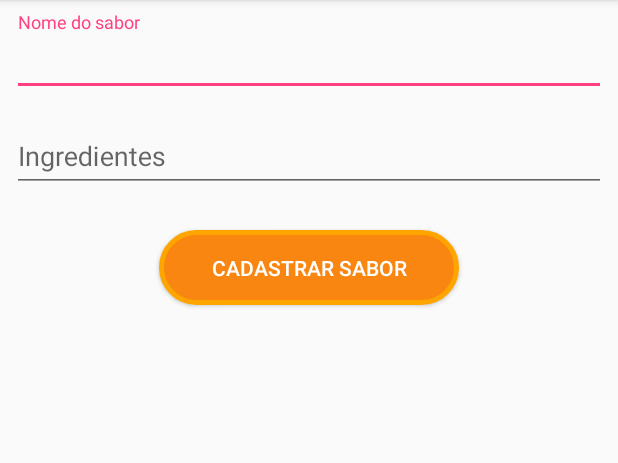
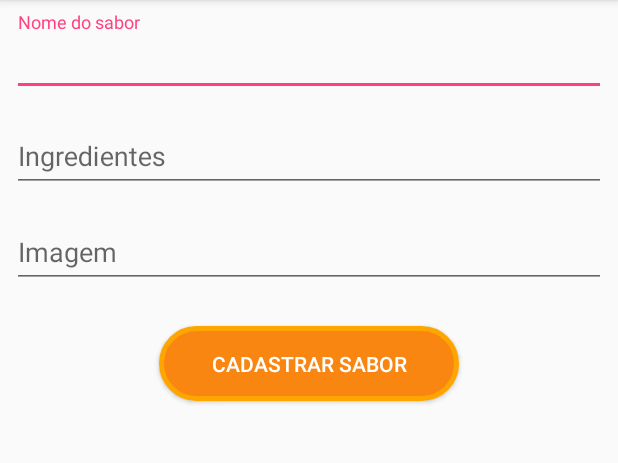
Before and after one commit to marcosandre98/qual_sabor, an Android app: the CadastroSabor screen opened directly, with no data from a screen before it, on a phone screen of 412 x 824 dp, the part 84-547 px from its top. Run offline under Robolectric (Android 15) with nearby library versions, the light colour scheme and no system bars.

Commit message:
Insercao de Cliente, Ingredientes e algumas modificacoes a mais

```diff
--- a/app/src/main/AndroidManifest.xml
+++ b/app/src/main/AndroidManifest.xml
@@ -49,7 +49,7 @@
         <activity android:name=".controller.EscolherSabores" />
         <activity android:name=".controller.ConfirmacaoPedido" />
         <activity android:name=".controller.MenuEmpresa" />
-        <activity android:name=".CadastrarSabores" />
+        <!--<activity android:name=".CadastrarSabores" />-->
         <activity android:name=".controller.ListarSabores" />
         <activity
             android:name=".controller.ConfirmaCadastro"
--- a/app/src/main/java/qualosabor/com/br/qualosabor/controller/CadastroSabor.java
+++ b/app/src/main/java/qualosabor/com/br/qualosabor/controller/CadastroSabor.java
@@ -3,20 +3,43 @@ package qualosabor.com.br.qualosabor.controller;
 import android.content.Intent;
 import android.support.v7.app.AppCompatActivity;
 import android.os.Bundle;
+import android.util.Log;
 import android.view.View;
+import android.widget.Button;
+import android.widget.EditText;
+import android.widget.Toast;
 
 import qualosabor.com.br.qualosabor.R;
+import qualosabor.com.br.qualosabor.dao.CadastroSaborDAO;
+import qualosabor.com.br.qualosabor.dao.CadastroUsuarioDAO;
+import qualosabor.com.br.qualosabor.models.Sabor;
+import qualosabor.com.br.qualosabor.models.Usuario;
 
 public class CadastroSabor extends AppCompatActivity {
+
+    private EditText txtNomeSabor;
+    private EditText txtIngre;
 
     @Override
     protected void onCreate(Bundle savedInstanceState) {
         super.onCreate(savedInstanceState);
         setContentView(R.layout.activity_cadastro_sabor);
+
+        txtNomeSabor = (EditText) CadastroSabor.this.findViewById(R.id.txtNomeSabor);
+        txtIngre = (EditText) CadastroSabor.this.findViewById(R.id.txtIngre);
     }
 
     public void cadastroSabor (View view){ // View V serve para ação de CLICK
-        this.voltar(view);
+        CadastroEmpresa c = new CadastroEmpresa();
+        Sabor sabor = new Sabor(txtNomeSabor.getText().toString(), txtIngre.getText().toString(), null, 1);
+        Log.i("teste", "Usuário" + c.idEmpresa + " Inserido com sucesso!");
+        CadastroSaborDAO cadastroSaborDAO = new CadastroSaborDAO();
+        if (cadastroSaborDAO.insert(sabor)) {
+            Toast.makeText(this, "Sabor cadastrado com sucesso!", Toast.LENGTH_SHORT).show();
+            this.voltar(view);
+        }else{
+            Toast.makeText(this, "Erro ao inserir sabor!", Toast.LENGTH_SHORT).show();
+        }
     }
 
     public void voltar(View view){
--- a/app/src/main/java/qualosabor/com/br/qualosabor/controller/ConfirmaCadastro.java
+++ b/app/src/main/java/qualosabor/com/br/qualosabor/controller/ConfirmaCadastro.java
@@ -4,6 +4,7 @@ import android.content.Intent;
 import android.support.v7.app.AppCompatActivity;
 import android.os.Bundle;
 import android.view.View;
+import android.widget.Toast;
 
 import qualosabor.com.br.qualosabor.R;
 
@@ -16,6 +17,7 @@ public class ConfirmaCadastro extends AppCompatActivity {
     }
 
     public void avancar(View view){
+        Toast.makeText(this,"Empresa confirmada com sucesso!", Toast.LENGTH_SHORT).show();
         Intent abreCadastroUsuario = new Intent(this, CadastroUsuario.class);
         startActivity(abreCadastroUsuario);
     }
--- a/app/src/main/java/qualosabor/com/br/qualosabor/controller/LoginUsuario.java
+++ b/app/src/main/java/qualosabor/com/br/qualosabor/controller/LoginUsuario.java
@@ -52,6 +52,7 @@ public class LoginUsuario extends AppCompatActivity {
                 Toast.makeText(this, "Você cancelou a leitura!", Toast.LENGTH_LONG).show();
             } else {
                 Toast.makeText(this, result.getContents(), Toast.LENGTH_LONG).show();
+                NomeUsuario nomUsu = new NomeUsuario();
                 Intent abreNomeUsuario = new Intent(this, NomeUsuario.class);
                 startActivity(abreNomeUsuario);
             }
--- a/app/src/main/res/layout/activity_cadastro_sabor.xml
+++ b/app/src/main/res/layout/activity_cadastro_sabor.xml
@@ -46,6 +46,25 @@
             android:hint="Ingredientes" />
     </android.support.design.widget.TextInputLayout>
 
+    <android.support.design.widget.TextInputLayout
+        android:id="@+id/lblImagem"
+        android:layout_width="match_parent"
+        android:layout_height="wrap_content"
+        android:layout_marginEnd="8dp"
+        android:layout_marginLeft="8dp"
+        android:layout_marginRight="8dp"
+        android:layout_marginStart="8dp"
+        android:layout_marginTop="8dp"
+        app:layout_constraintEnd_toEndOf="parent"
+        app:layout_constraintTop_toBottomOf="@+id/lblIngre">
+
+        <android.support.design.widget.TextInputEditText
+            android:id="@+id/txtImagem"
+            android:layout_width="match_parent"
+            android:layout_height="wrap_content"
+            android:hint="Imagem" />
+    </android.support.design.widget.TextInputLayout>
+
     <Button
         android:id="@+id/btnPedidoConfir"
         android:layout_width="200dp"
@@ -61,6 +80,6 @@
         android:textColor="#FFFFFF"
         app:layout_constraintEnd_toEndOf="parent"
         app:layout_constraintStart_toStartOf="parent"
-        app:layout_constraintTop_toBottomOf="@+id/lblIngre" />
+        app:layout_constraintTop_toBottomOf="@+id/lblImagem" />
 
 </android.support.constraint.ConstraintLayout>
```
Also changed, not shown: app/src/main/java/qualosabor/com/br/qualosabor/controller/CadastroUsuario.java (+13 -14 lines), app/src/main/java/qualosabor/com/br/qualosabor/controller/NomeUsuario.java (+25 -0 lines), app/src/main/java/qualosabor/com/br/qualosabor/dao/CadastroClienteDAO.java (added, +21 -0 lines), app/src/main/java/qualosabor/com/br/qualosabor/dao/CadastroSaborDAO.java (added, +21 -0 lines), app/src/main/res/layout/activity_nome_usuario.xml (+5 -4 lines).
